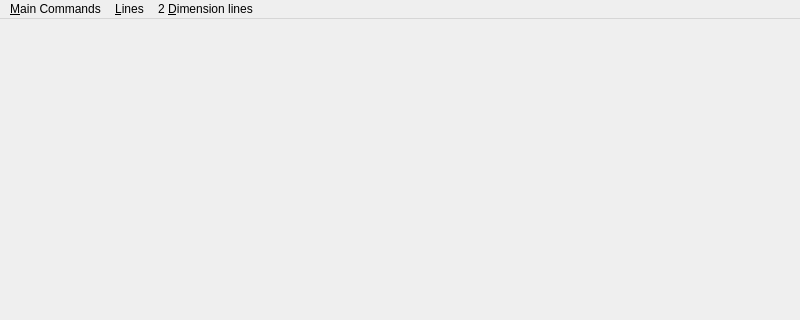
Qt form ГИИСиКГ/_Практика/Graphic/main.ui (sidorovis/restudy) before a commit; both pictures show x 0 to 800 and y 0 to 320 of the 800 by 600 pixel window.
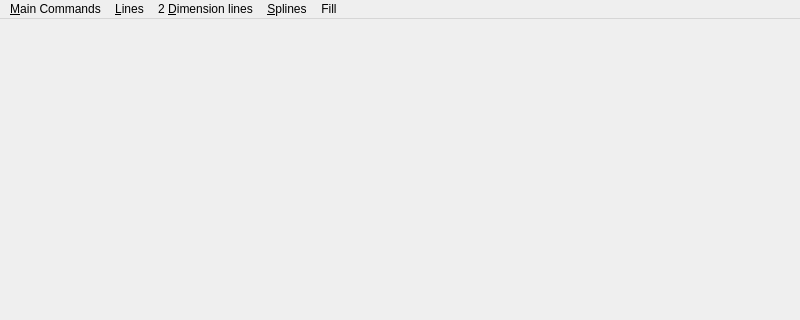
The same form after that commit.

Patch:
```diff
--- a/ГИИСиКГ/_Практика/Graphic/main.ui
+++ b/ГИИСиКГ/_Практика/Graphic/main.ui
@@ -43,9 +43,28 @@
     <addaction name="actionEllipse" />
     <addaction name="actionDraw2Pow" />
    </widget>
+   <widget class="QMenu" name="menuSplines" >
+    <property name="title" >
+     <string>&amp;Splines</string>
+    </property>
+    <addaction name="actionErmit" />
+    <addaction name="actionPaint_spline" />
+    <addaction name="actionBspline" />
+   </widget>
+   <widget class="QMenu" name="menuFill" >
+    <property name="title" >
+     <string>Fill</string>
+    </property>
+    <addaction name="actionCreateConvex" />
+    <addaction name="actionSimpleFill" />
+    <addaction name="actionStackFill" />
+    <addaction name="actionMixFill" />
+   </widget>
    <addaction name="menuMain_Commands" />
    <addaction name="menuLines" />
    <addaction name="menu2_dimension_lines" />
+   <addaction name="menuSplines" />
+   <addaction name="menuFill" />
   </widget>
   <widget class="QStatusBar" name="statusbar" />
   <action name="actionADC" >
```
Left out of the diff: 36 changed lines with no effect on the pictures.
